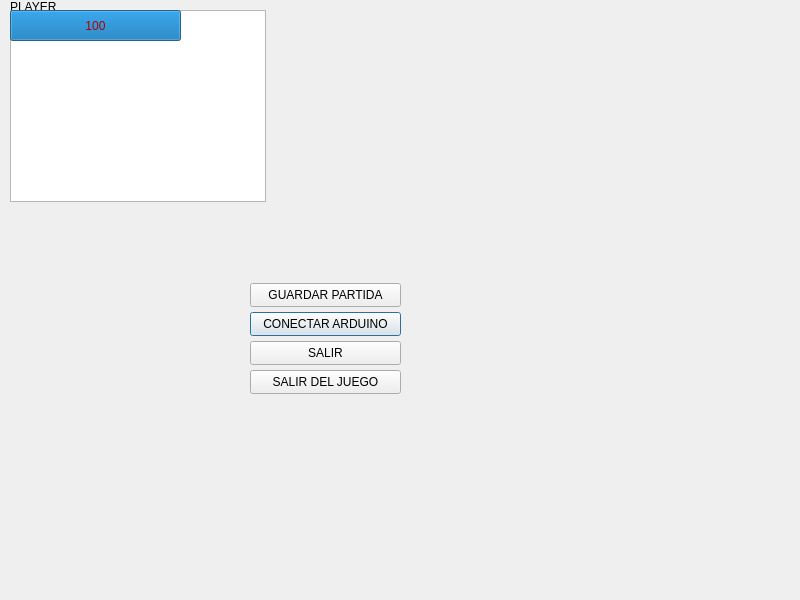
First picture: the form in AttackUniversity/nivel2.ui, repository juan154850/Juego-info-2-Attack-University-, before the edit.
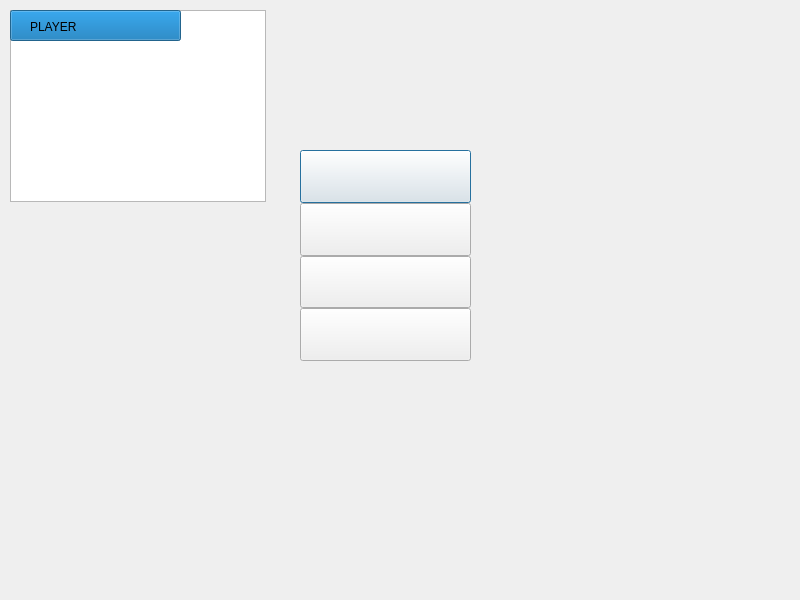
Second picture: the form after the edit. Icons and pictures are not drawn.

Diff of the .ui file:
```diff
--- a/AttackUniversity/nivel2.ui
+++ b/AttackUniversity/nivel2.ui
@@ -26,8 +26,8 @@
   <widget class="QLabel" name="label">
    <property name="geometry">
     <rect>
-     <x>10</x>
-     <y>0</y>
+     <x>30</x>
+     <y>20</y>
      <width>47</width>
      <height>13</height>
     </rect>
@@ -68,6 +68,9 @@
    <property name="value">
     <number>100</number>
    </property>
+   <property name="textVisible">
+    <bool>false</bool>
+   </property>
    <property name="format">
     <string>%p</string>
    </property>
@@ -105,58 +108,75 @@
     </rect>
    </property>
   </widget>
-  <widget class="QPushButton" name="ARDUINO">
+  <widget class="QSplitter" name="splitter">
    <property name="geometry">
     <rect>
-     <x>250</x>
-     <y>312</y>
-     <width>151</width>
-     <height>24</height>
+     <x>300</x>
+     <y>150</y>
+     <width>171</width>
+     <height>211</height>
     </rect>
    </property>
-   <property name="text">
-    <string>CONECTAR ARDUINO</string>
+   <property name="orientation">
+    <enum>Qt::Vertical</enum>
    </property>
-  </widget>
-  <widget class="QPushButton" name="SALIR">
-   <property name="geometry">
-    <rect>
-     <x>250</x>
-     <y>341</y>
-     <width>151</width>
-     <height>24</height>
-    </rect>
+   <property name="opaqueResize">
+    <bool>false</bool>
    </property>
-   <property name="text">
-    <string>SALIR</string>
+   <property name="handleWidth">
+    <number>0</number>
    </property>
-  </widget>
-  <widget class="QPushButton" name="GUARDAPARTIDA">
-   <property name="geometry">
-    <rect>
-     <x>250</x>
-     <y>283</y>
-     <width>151</width>
-     <height>24</height>
-    </rect>
+   <property name="childrenCollapsible">
+    <bool>false</bool>
    </property>
-   <property name="text">
-    <string>GUARDAR PARTIDA</string>
-   </property>
+   <widget class="QPushButton" name="GUARDAPARTIDA">
+    <property name="styleSheet">
+     <string notr="true">border-image: url(:/imagenes2/GUARDAR.png);</string>
+    </property>
+    <property name="text">
+     <string/>
+    </property>
+   </widget>
+   <widget class="QPushButton" name="ARDUINO">
+    <property name="styleSheet">
+     <string notr="true">border-image: url(:/imagenes2/ARDUINO.png);</string>
+    </property>
+    <property name="text">
+     <string/>
+    </property>
+   </widget>
+   <widget class="QPushButton" name="SALIR">
+    <property name="styleSheet">
+     <string notr="true">border-image: url(:/imagenes2/SALIR.png);</string>
+    </property>
+    <property name="text">
+     <string/>
+    </property>
+   </widget>
+   <widget class="QPushButton" name="pushButton">
+    <property name="styleSheet">
+     <string notr="true">border-image: url(:/imagenes2/SALIR DEL JUEGO.png);</string>
+    </property>
+    <property name="text">
+     <string/>
+    </property>
+   </widget>
   </widget>
-  <widget class="QPushButton" name="pushButton">
-   <property name="geometry">
-    <rect>
-     <x>250</x>
-     <y>370</y>
-     <width>151</width>
-     <height>24</height>
-    </rect>
-   </property>
-   <property name="text">
-    <string>SALIR DEL JUEGO</string>
-   </property>
-  </widget>
+  <zorder>graphicsView</zorder>
+  <zorder>label_2</zorder>
+  <zorder>vidaJugador</zorder>
+  <zorder>vida_boss</zorder>
+  <zorder>lcdNumber_3</zorder>
+  <zorder>ARDUINO</zorder>
+  <zorder>SALIR</zorder>
+  <zorder>GUARDAPARTIDA</zorder>
+  <zorder>pushButton</zorder>
+  <zorder>label</zorder>
+  <zorder>ARDUINO</zorder>
+  <zorder>pushButton</zorder>
+  <zorder>GUARDAPARTIDA</zorder>
+  <zorder>SALIR</zorder>
+  <zorder>splitter</zorder>
  </widget>
  <resources/>
  <connections/>
```
